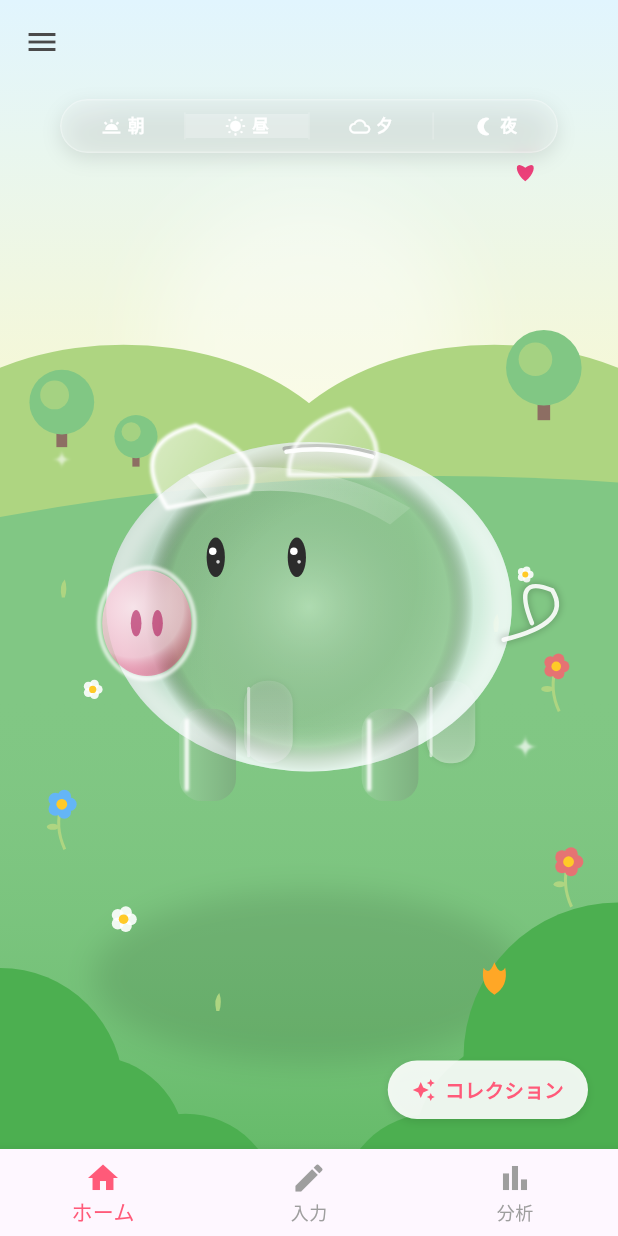
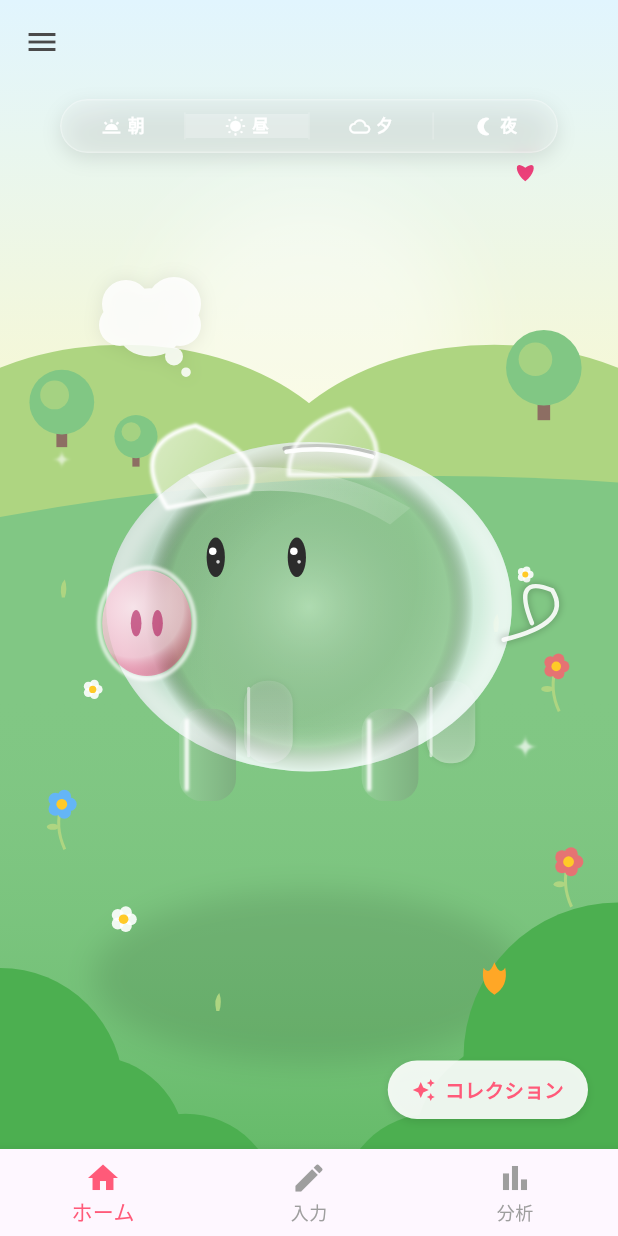
Before and after one commit to yurienamekawa/muds_hackathon_vol3, a Flutter app: the screen it shows once a user with an empty profile is signed in, on a phone screen of 412 x 824 dp. Run offline on Flutter 3.47's test engine with Material 3 defaults, Android fonts, the phone set to English and light mode, and no system bars; our stand-ins replace flutter_dotenv, google_generative_ai, sensors_plus, supabase_flutter; accounts and stored records are empty.

Commit message:
ホーム画面の吹き出し追加、分析画面の修正などUIのセットアップ完了

```diff
--- /dev/null
+++ b/lib/widgets/animated_thought_bubble.dart
@@ -0,0 +1,91 @@
+import 'package:flutter/material.dart';
+
+class AnimatedThoughtBubble extends StatefulWidget {
+  final VoidCallback onTap;
+  const AnimatedThoughtBubble({super.key, required this.onTap});
+
+  @override
+  State<AnimatedThoughtBubble> createState() => _AnimatedThoughtBubbleState();
+}
+
+class _AnimatedThoughtBubbleState extends State<AnimatedThoughtBubble> with SingleTickerProviderStateMixin {
+  late AnimationController _controller;
+  late Animation<double> _animation;
+
+  @override
+  void initState() {
+    super.initState();
+    _controller = AnimationController(
+      vsync: this,
+      duration: const Duration(milliseconds: 2500),
+    )..repeat(reverse: true);
+
+    _animation = Tween<double>(begin: -6.0, end: 6.0).animate(
+      CurvedAnimation(parent: _controller, curve: Curves.easeInOutSine),
+    );
+  }
+
+  @override
+  void dispose() {
+    _controller.dispose();
+    super.dispose();
+  }
+
+  @override
+  Widget build(BuildContext context) {
+    return AnimatedBuilder(
+      animation: _animation,
+      builder: (context, child) {
+        return Transform.translate(
+          offset: Offset(0, _animation.value),
+          child: GestureDetector(
+            onTap: widget.onTap,
+            child: SizedBox(
+              width: 80,
+              height: 70,
+              child: CustomPaint(
+                painter: ThoughtBubblePainter(),
+              ),
+            ),
+          ),
+        );
+      },
+    );
+  }
+}
+
+class ThoughtBubblePainter extends CustomPainter {
+  @override
+  void paint(Canvas canvas, Size size) {
+    final paint = Paint()
+      ..color = Colors.white.withOpacity(0.85)
+      ..style = PaintingStyle.fill;
+
+    final shadowPaint = Paint()
+      ..color = Colors.black.withOpacity(0.08)
+      ..maskFilter = const MaskFilter.blur(BlurStyle.normal, 6);
+
+    final path = Path();
+
+    // Main cloud body
+    path.addOval(Rect.fromCenter(center: Offset(size.width * 0.5, size.height * 0.4), width: size.width * 0.65, height: size.height * 0.5));
+
+    // Bumps around the main body to make it fluffy
+    path.addOval(Rect.fromCenter(center: Offset(size.width * 0.3, size.height * 0.3), width: size.width * 0.4, height: size.width * 0.4));
+    path.addOval(Rect.fromCenter(center: Offset(size.width * 0.7, size.height * 0.3), width: size.width * 0.45, height: size.width * 0.45));
+    path.addOval(Rect.fromCenter(center: Offset(size.width * 0.25, size.height * 0.5), width: size.width * 0.35, height: size.width * 0.35));
+    path.addOval(Rect.fromCenter(center: Offset(size.width * 0.75, size.height * 0.5), width: size.width * 0.35, height: size.width * 0.35));
+    path.addOval(Rect.fromCenter(center: Offset(size.width * 0.5, size.height * 0.6), width: size.width * 0.5, height: size.width * 0.35));
+
+    // Tail dots pointing towards the pig (bottom right)
+    path.addOval(Rect.fromCenter(center: Offset(size.width * 0.7, size.height * 0.8), width: size.width * 0.15, height: size.width * 0.15));
+    path.addOval(Rect.fromCenter(center: Offset(size.width * 0.8, size.height * 0.95), width: size.width * 0.08, height: size.width * 0.08));
+
+    // Draw shadow then fill
+    canvas.drawPath(path, shadowPaint);
+    canvas.drawPath(path, paint);
+  }
+
+  @override
+  bool shouldRepaint(covariant CustomPainter oldDelegate) => false;
+}
```
Also changed, not shown: lib/screens/1_home.dart (+56 -1 lines), lib/screens/6_mindmap.dart (added, +32 -0 lines).
